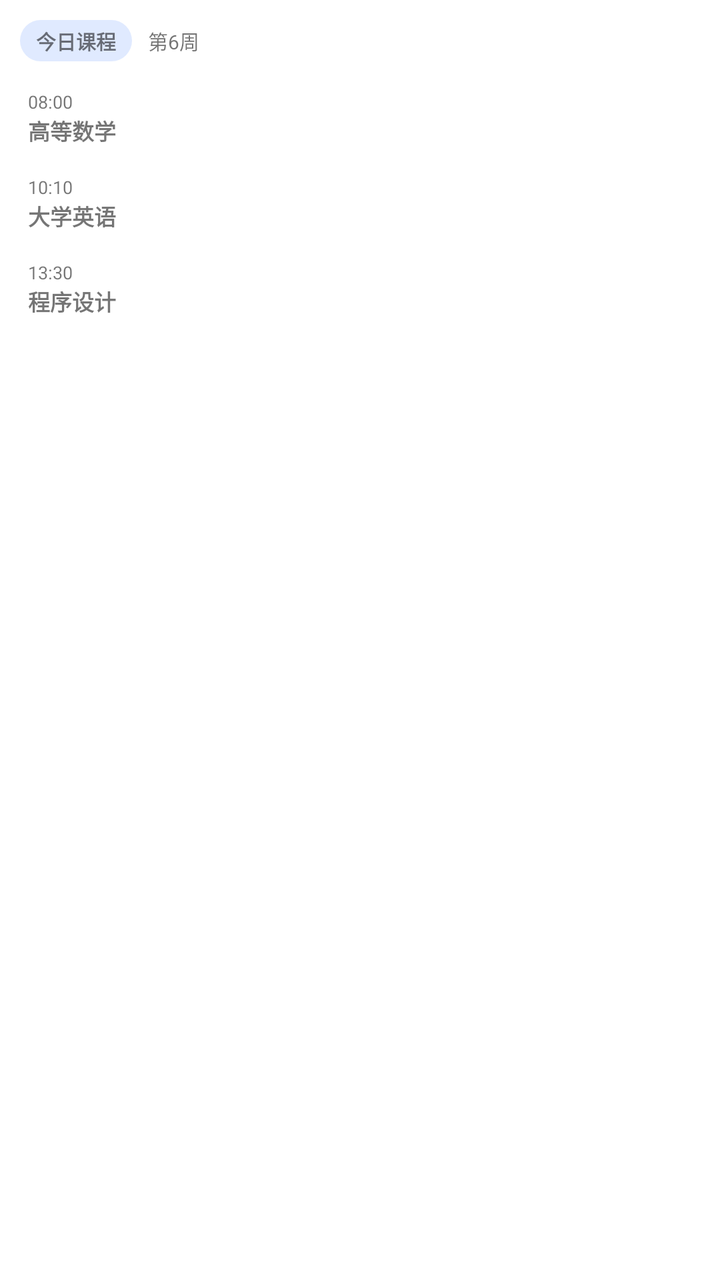
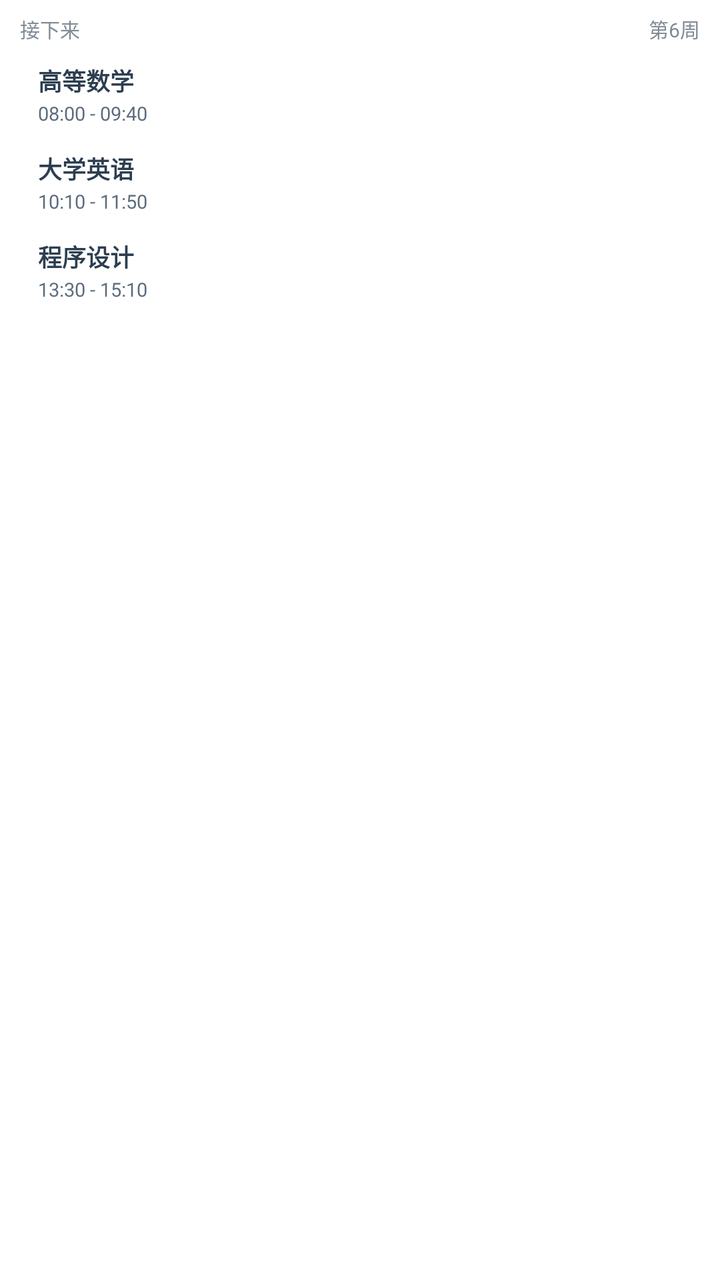

Compare the two renders of this Android layout. The source of the first and the diff that turns it into the second are given below.
<!-- AndroidManifest.xml: fallback theme Theme.MaterialComponents.DayNight.NoActionBar -->
<!-- res/layout/widget_today_mini_list.xml -->
<?xml version="1.0" encoding="utf-8"?>
<FrameLayout xmlns:android="http://schemas.android.com/apk/res/android"
    android:id="@+id/widget_mini_root"
    android:layout_width="match_parent"
    android:layout_height="match_parent">

    <LinearLayout
        android:id="@+id/widget_mini_card"
        android:layout_width="match_parent"
        android:layout_height="match_parent"
        android:orientation="vertical"
        android:padding="10dp">

    <LinearLayout
        android:layout_width="match_parent"
        android:layout_height="wrap_content"
        android:gravity="center_vertical"
        android:orientation="horizontal">

        <TextView
            android:id="@+id/widget_mini_heading"
            android:layout_width="wrap_content"
            android:layout_height="wrap_content"
            android:background="@drawable/widget_status_chip_strong"
            android:paddingLeft="8dp"
            android:paddingTop="3dp"
            android:paddingRight="8dp"
            android:paddingBottom="3dp"
            android:text="今日课程"
            android:textSize="10sp"
            android:textStyle="bold" />

        <TextView
            android:id="@+id/widget_mini_week"
            android:layout_width="wrap_content"
            android:layout_height="wrap_content"
            android:layout_marginStart="8dp"
            android:text="第6周"
            android:textSize="10sp" />
    </LinearLayout>

    <TextView
        android:id="@+id/widget_mini_empty"
        android:layout_width="match_parent"
        android:layout_height="wrap_content"
        android:layout_marginTop="10dp"
        android:maxLines="2"
        android:text="今日无课"
        android:textSize="11sp"
        android:textStyle="bold"
        android:visibility="gone" />

    <LinearLayout
        android:id="@+id/widget_mini_row_1"
        android:layout_width="match_parent"
        android:layout_height="wrap_content"
        android:layout_marginTop="10dp"
        android:padding="4dp"
        android:orientation="vertical">

        <TextView
            android:id="@+id/widget_mini_row_1_time"
            android:layout_width="match_parent"
            android:layout_height="wrap_content"
            android:ellipsize="end"
            android:maxLines="1"
            android:text="08:00"
            android:textSize="9sp" />

        <TextView
            android:id="@+id/widget_mini_row_1_title"
            android:layout_width="match_parent"
            android:layout_height="wrap_content"
            android:maxLines="1"
            android:text="高等数学"
            android:textSize="11sp"
            android:textStyle="bold" />
    </LinearLayout>

    <LinearLayout
        android:id="@+id/widget_mini_row_2"
        android:layout_width="match_parent"
        android:layout_height="wrap_content"
        android:layout_marginTop="6dp"
        android:padding="4dp"
        android:orientation="vertical">

        <TextView
            android:id="@+id/widget_mini_row_2_time"
            android:layout_width="match_parent"
            android:layout_height="wrap_content"
            android:ellipsize="end"
            android:maxLines="1"
            android:text="10:10"
            android:textSize="9sp" />

        <TextView
            android:id="@+id/widget_mini_row_2_title"
            android:layout_width="match_parent"
            android:layout_height="wrap_content"
            android:maxLines="1"
            android:text="大学英语"
            android:textSize="11sp"
            android:textStyle="bold" />
    </LinearLayout>

    <LinearLayout
        android:id="@+id/widget_mini_row_3"
        android:layout_width="match_parent"
        android:layout_height="wrap_content"
        android:layout_marginTop="6dp"
        android:padding="4dp"
        android:orientation="vertical">

        <TextView
            android:id="@+id/widget_mini_row_3_time"
            android:layout_width="match_parent"
            android:layout_height="wrap_content"
            android:ellipsize="end"
            android:maxLines="1"
            android:text="13:30"
            android:textSize="9sp" />

        <TextView
            android:id="@+id/widget_mini_row_3_title"
            android:layout_width="match_parent"
            android:layout_height="wrap_content"
            android:maxLines="1"
            android:text="程序设计"
            android:textSize="11sp"
            android:textStyle="bold" />
    </LinearLayout>

        <TextView
            android:id="@+id/widget_mini_more"
            android:layout_width="match_parent"
            android:layout_height="wrap_content"
            android:layout_marginTop="6dp"
            android:ellipsize="end"
            android:maxLines="1"
            android:text="还有 2 节"
            android:textSize="9sp"
            android:visibility="gone" />

    </LinearLayout>

</FrameLayout>
<!-- resources referenced by this layout -->
<resources>
  <!-- drawable widget_status_chip_strong (drawable) -->
  <?xml version="1.0" encoding="utf-8"?>
  <shape xmlns:android="http://schemas.android.com/apk/res/android"
      android:shape="rectangle">
      <corners android:radius="999dp" />
      <solid android:color="#E0EAFF" />
  </shape>
</resources>

<!-- the commit's change to res/layout/widget_today_mini_list.xml (unified diff, before → after) -->
@@ -8,140 +8,308 @@
         android:id="@+id/widget_mini_card"
         android:layout_width="match_parent"
         android:layout_height="match_parent"
+        android:background="@drawable/widget_demo_card_bg"
         android:orientation="vertical"
-        android:padding="10dp">
-
-    <LinearLayout
-        android:layout_width="match_parent"
-        android:layout_height="wrap_content"
-        android:gravity="center_vertical"
-        android:orientation="horizontal">
-
-        <TextView
-            android:id="@+id/widget_mini_heading"
-            android:layout_width="wrap_content"
-            android:layout_height="wrap_content"
-            android:background="@drawable/widget_status_chip_strong"
-            android:paddingLeft="8dp"
-            android:paddingTop="3dp"
-            android:paddingRight="8dp"
-            android:paddingBottom="3dp"
-            android:text="今日课程"
-            android:textSize="10sp"
-            android:textStyle="bold" />
-
-        <TextView
-            android:id="@+id/widget_mini_week"
-            android:layout_width="wrap_content"
-            android:layout_height="wrap_content"
-            android:layout_marginStart="8dp"
-            android:text="第6周"
-            android:textSize="10sp" />
-    </LinearLayout>
-
-    <TextView
-        android:id="@+id/widget_mini_empty"
-        android:layout_width="match_parent"
-        android:layout_height="wrap_content"
-        android:layout_marginTop="10dp"
-        android:maxLines="2"
-        android:text="今日无课"
-        android:textSize="11sp"
-        android:textStyle="bold"
-        android:visibility="gone" />
-
-    <LinearLayout
-        android:id="@+id/widget_mini_row_1"
-        android:layout_width="match_parent"
-        android:layout_height="wrap_content"
-        android:layout_marginTop="10dp"
-        android:padding="4dp"
-        android:orientation="vertical">
-
-        <TextView
-            android:id="@+id/widget_mini_row_1_time"
+        android:paddingLeft="10dp"
+        android:paddingTop="7dp"
+        android:paddingRight="10dp"
+        android:paddingBottom="7dp">
+
+        <LinearLayout
+            android:id="@+id/widget_mini_header"
             android:layout_width="match_parent"
             android:layout_height="wrap_content"
-            android:ellipsize="end"
-            android:maxLines="1"
-            android:text="08:00"
-            android:textSize="9sp" />
-
-        <TextView
-            android:id="@+id/widget_mini_row_1_title"
+            android:orientation="horizontal">
+
+            <TextView
+                android:id="@+id/widget_mini_heading"
+                android:layout_width="0dp"
+                android:layout_height="wrap_content"
+                android:layout_weight="1"
+                android:ellipsize="end"
+                android:maxLines="1"
+                android:text="接下来"
+                android:textColor="@color/widget_couple_text_hint"
+                android:textSize="10sp" />
+
+            <TextView
+                android:id="@+id/widget_mini_week"
+                android:layout_width="wrap_content"
+                android:layout_height="wrap_content"
+                android:layout_marginStart="6dp"
+                android:maxLines="1"
+                android:text="第6周"
+                android:textColor="@color/widget_couple_text_hint"
+                android:textSize="10sp" />
+        </LinearLayout>
+
+        <FrameLayout
             android:layout_width="match_parent"
-            android:layout_height="wrap_content"
-            android:maxLines="1"
-            android:text="高等数学"
-            android:textSize="11sp"
-            android:textStyle="bold" />
-    </LinearLayout>
-
-    <LinearLayout
-        android:id="@+id/widget_mini_row_2"
-        android:layout_width="match_parent"
-        android:layout_height="wrap_content"
-        android:layout_marginTop="6dp"
-        android:padding="4dp"
-        android:orientation="vertical">
-
-        <TextView
-            android:id="@+id/widget_mini_row_2_time"
-            android:layout_width="match_parent"
-            android:layout_height="wrap_content"
-            android:ellipsize="end"
-            android:maxLines="1"
-            android:text="10:10"
-            android:textSize="9sp" />
-
-        <TextView
-            android:id="@+id/widget_mini_row_2_title"
-            android:layout_width="match_parent"
-            android:layout_height="wrap_content"
-            android:maxLines="1"
-            android:text="大学英语"
-            android:textSize="11sp"
-            android:textStyle="bold" />
-    </LinearLayout>
-
-    <LinearLayout
-        android:id="@+id/widget_mini_row_3"
-        android:layout_width="match_parent"
-        android:layout_height="wrap_content"
-        android:layout_marginTop="6dp"
-        android:padding="4dp"
-        android:orientation="vertical">
-
-        <TextView
-            android:id="@+id/widget_mini_row_3_time"
-            android:layout_width="match_parent"
-            android:layout_height="wrap_content"
-            android:ellipsize="end"
-            android:maxLines="1"
-            android:text="13:30"
-            android:textSize="9sp" />
-
-        <TextView
-            android:id="@+id/widget_mini_row_3_title"
-            android:layout_width="match_parent"
-            android:layout_height="wrap_content"
-            android:maxLines="1"
-            android:text="程序设计"
-            android:textSize="11sp"
-            android:textStyle="bold" />
-    </LinearLayout>
+            android:layout_height="0dp"
+            android:layout_weight="1">
+
+            <LinearLayout
+                android:id="@+id/widget_mini_rows"
+                android:layout_width="match_parent"
+                android:layout_height="wrap_content"
+                android:layout_marginTop="3dp"
+                android:orientation="vertical">
+
+                <LinearLayout
+                    android:id="@+id/widget_mini_row_1"
+                    android:layout_width="match_parent"
+                    android:layout_height="44dp"
+                    android:orientation="horizontal"
+                    android:paddingTop="5dp"
+                    android:paddingBottom="4dp">
+
+                    <ImageView
+                        android:id="@+id/widget_mini_row_1_bar"
+                        android:layout_width="3dp"
+                        android:layout_height="match_parent"
+                        android:layout_marginEnd="6dp"
+                        android:contentDescription="@null"
+                        android:scaleType="fitXY"
+                        android:src="@drawable/widget_couple_indicator" />
+
+                    <LinearLayout
+                        android:layout_width="0dp"
+                        android:layout_height="match_parent"
+                        android:layout_weight="1"
+                        android:gravity="center_vertical"
+                        android:orientation="vertical">
+
+                        <LinearLayout
+                            android:layout_width="match_parent"
+                            android:layout_height="wrap_content"
+                            android:gravity="center_vertical"
+                            android:orientation="horizontal">
+
+                            <TextView
+                                android:id="@+id/widget_mini_row_1_name"
+                                android:layout_width="0dp"
+                                android:layout_height="wrap_content"
+                                android:layout_weight="1"
+                                android:ellipsize="none"
+                                android:maxLines="1"
+                                android:text="高等数学"
+                                android:textColor="@color/widget_couple_text_primary"
+                                android:textSize="12sp"
+                                android:textStyle="bold" />
+
+                            <ImageView
+                                android:id="@+id/widget_mini_row_1_weather_icon"
+                                android:layout_width="12dp"
+                                android:layout_height="12dp"
+                                android:layout_marginStart="2dp"
+                                android:contentDescription="@null"
+                                android:visibility="gone" />
+
+                            <TextView
+                                android:id="@+id/widget_mini_row_1_weather_text"
+                                android:layout_width="wrap_content"
+                                android:layout_height="wrap_content"
+                                android:layout_marginStart="1dp"
+                                android:maxLines="1"
+                                android:text="23°"
+                                android:textColor="@color/widget_couple_text_secondary"
+                                android:textSize="9.5sp"
+                                android:textStyle="bold"
+                                android:visibility="gone" />
+                        </LinearLayout>
+
+                        <TextView
+                            android:id="@+id/widget_mini_row_1_time"
+                            android:layout_width="match_parent"
+                            android:layout_height="wrap_content"
+                            android:layout_marginTop="1dp"
+                            android:ellipsize="end"
+                            android:maxLines="1"
+                            android:text="08:00 - 09:40"
+                            android:textColor="@color/widget_couple_text_secondary"
+                            android:textSize="9.5sp" />
+                    </LinearLayout>
+                </LinearLayout>
+
+                <LinearLayout
+                    android:id="@+id/widget_mini_row_2"
+                    android:layout_width="match_parent"
+                    android:layout_height="44dp"
+                    android:orientation="horizontal"
+                    android:paddingTop="5dp"
+                    android:paddingBottom="4dp">
+
+                    <ImageView
+                        android:id="@+id/widget_mini_row_2_bar"
+                        android:layout_width="3dp"
+                        android:layout_height="match_parent"
+                        android:layout_marginEnd="6dp"
+                        android:contentDescription="@null"
+                        android:scaleType="fitXY"
+                        android:src="@drawable/widget_couple_indicator" />
+
+                    <LinearLayout
+                        android:layout_width="0dp"
+                        android:layout_height="match_parent"
+                        android:layout_weight="1"
+                        android:gravity="center_vertical"
+                        android:orientation="vertical">
+
+                        <LinearLayout
+                            android:layout_width="match_parent"
+                            android:layout_height="wrap_content"
+                            android:gravity="center_vertical"
+                            android:orientation="horizontal">
+
+                            <TextView
+                                android:id="@+id/widget_mini_row_2_name"
+                                android:layout_width="0dp"
+                                android:layout_height="wrap_content"
+                                android:layout_weight="1"
+                                android:ellipsize="none"
+                                android:maxLines="1"
+                                android:text="大学英语"
+                                android:textColor="@color/widget_couple_text_primary"
+                                android:textSize="12sp"
+                                android:textStyle="bold" />
+
+                            <ImageView
+                                android:id="@+id/widget_mini_row_2_weather_icon"
+                                android:layout_width="12dp"
+                                android:layout_height="12dp"
+                                android:layout_marginStart="2dp"
+                                android:contentDescription="@null"
+                                android:visibility="gone" />
+
+                            <TextView
+                                android:id="@+id/widget_mini_row_2_weather_text"
+                                android:layout_width="wrap_content"
+                                android:layout_height="wrap_content"
+                                android:layout_marginStart="1dp"
+                                android:maxLines="1"
+                                android:text="23°"
+                                android:textColor="@color/widget_couple_text_secondary"
+                                android:textSize="9.5sp"
+                                android:textStyle="bold"
+                                android:visibility="gone" />
+                        </LinearLayout>
+
+                        <TextView
+                            android:id="@+id/widget_mini_row_2_time"
+                            android:layout_width="match_parent"
+                            android:layout_height="wrap_content"
+                            android:layout_marginTop="1dp"
+                            android:ellipsize="end"
+                            android:maxLines="1"
+                            android:text="10:10 - 11:50"
+                            android:textColor="@color/widget_couple_text_secondary"
+                            android:textSize="9.5sp" />
+                    </LinearLayout>
+                </LinearLayout>
+
+                <LinearLayout
+                    android:id="@+id/widget_mini_row_3"
+                    android:layout_width="match_parent"
+                    android:layout_height="44dp"
+                    android:orientation="horizontal"
+                    android:paddingTop="5dp"
+                    android:paddingBottom="4dp">
+
+                    <ImageView
+                        android:id="@+id/widget_mini_row_3_bar"
+                        android:layout_width="3dp"
+                        android:layout_height="match_parent"
+                        android:layout_marginEnd="6dp"
+                        android:contentDescription="@null"
+                        android:scaleType="fitXY"
+                        android:src="@drawable/widget_couple_indicator" />
+
+                    <LinearLayout
+                        android:layout_width="0dp"
+                        android:layout_height="match_parent"
+                        android:layout_weight="1"
+                        android:gravity="center_vertical"
+                        android:orientation="vertical">
+
+                        <LinearLayout
+                            android:layout_width="match_parent"
+                            android:layout_height="wrap_content"
+                            android:gravity="center_vertical"
+                            android:orientation="horizontal">
+
+                            <TextView
+                                android:id="@+id/widget_mini_row_3_name"
+                                android:layout_width="0dp"
+                                android:layout_height="wrap_content"
+                                android:layout_weight="1"
+                                android:ellipsize="none"
+                                android:maxLines="1"
+                                android:text="程序设计"
+                                android:textColor="@color/widget_couple_text_primary"
+                                android:textSize="12sp"
+                                android:textStyle="bold" />
+
+                            <ImageView
+                                android:id="@+id/widget_mini_row_3_weather_icon"
+                                android:layout_width="12dp"
+                                android:layout_height="12dp"
+                                android:layout_marginStart="2dp"
+                                android:contentDescription="@null"
+                                android:visibility="gone" />
+
+                            <TextView
+                                android:id="@+id/widget_mini_row_3_weather_text"
+                                android:layout_width="wrap_content"
+                                android:layout_height="wrap_content"
+                                android:layout_marginStart="1dp"
+                                android:maxLines="1"
+                                android:text="23°"
+                                android:textColor="@color/widget_couple_text_secondary"
+                                android:textSize="9.5sp"
+                                android:textStyle="bold"
+                                android:visibility="gone" />
+                        </LinearLayout>
+
+                        <TextView
+                            android:id="@+id/widget_mini_row_3_time"
+                            android:layout_width="match_parent"
+                            android:layout_height="wrap_content"
+                            android:layout_marginTop="1dp"
+                            android:ellipsize="end"
+                            android:maxLines="1"
+                            android:text="13:30 - 15:10"
+                            android:textColor="@color/widget_couple_text_secondary"
+                            android:textSize="9.5sp" />
+                    </LinearLayout>
+                </LinearLayout>
+            </LinearLayout>
+
+            <TextView
+                android:id="@+id/widget_mini_empty"
+                android:layout_width="match_parent"
+                android:layout_height="wrap_content"
+                android:layout_gravity="center"
+                android:gravity="center"
+                android:maxLines="2"
+                android:paddingLeft="2dp"
+                android:paddingRight="2dp"
+                android:text="🍵 今天没有课程"
+                android:textColor="@color/widget_couple_text_hint"
+                android:textSize="13sp"
+                android:visibility="gone" />
+        </FrameLayout>
 
         <TextView
             android:id="@+id/widget_mini_more"
             android:layout_width="match_parent"
             android:layout_height="wrap_content"
-            android:layout_marginTop="6dp"
+            android:layout_marginTop="5dp"
             android:ellipsize="end"
+            android:gravity="center"
             android:maxLines="1"
             android:text="还有 2 节"
-            android:textSize="9sp"
+            android:textColor="@color/widget_couple_text_secondary"
+            android:textSize="10sp"
             android:visibility="gone" />
-
     </LinearLayout>
-
 </FrameLayout>
<!-- resource entries referenced after the edit -->
@@ -1,11 +1,20 @@
 <!-- resources referenced by this layout -->
 <resources>
-  <!-- drawable widget_status_chip_strong (drawable) -->
+  <color name="widget_couple_text_hint">#808B96</color>
+  <color name="widget_couple_text_primary">#2C3E50</color>
+  <color name="widget_couple_text_secondary">#5D6D7E</color>
+  <!-- drawable widget_couple_indicator (drawable) -->
   <?xml version="1.0" encoding="utf-8"?>
-  <shape xmlns:android="http://schemas.android.com/apk/res/android"
-      android:shape="rectangle">
-      <corners android:radius="999dp" />
-      <solid android:color="#E0EAFF" />
+  <shape xmlns:android="http://schemas.android.com/apk/res/android">
+      <solid android:color="#FFFFFF" />
+      <corners android:radius="10dp" />
+      <size android:width="4dp" android:height="40dp" />
+  </shape>
+  <!-- drawable widget_demo_card_bg (drawable) -->
+  <?xml version="1.0" encoding="utf-8"?>
+  <shape xmlns:android="http://schemas.android.com/apk/res/android">
+      <solid android:color="#FFFFFF" />
+      <corners android:radius="18dp" />
   </shape>
 </resources>
 
